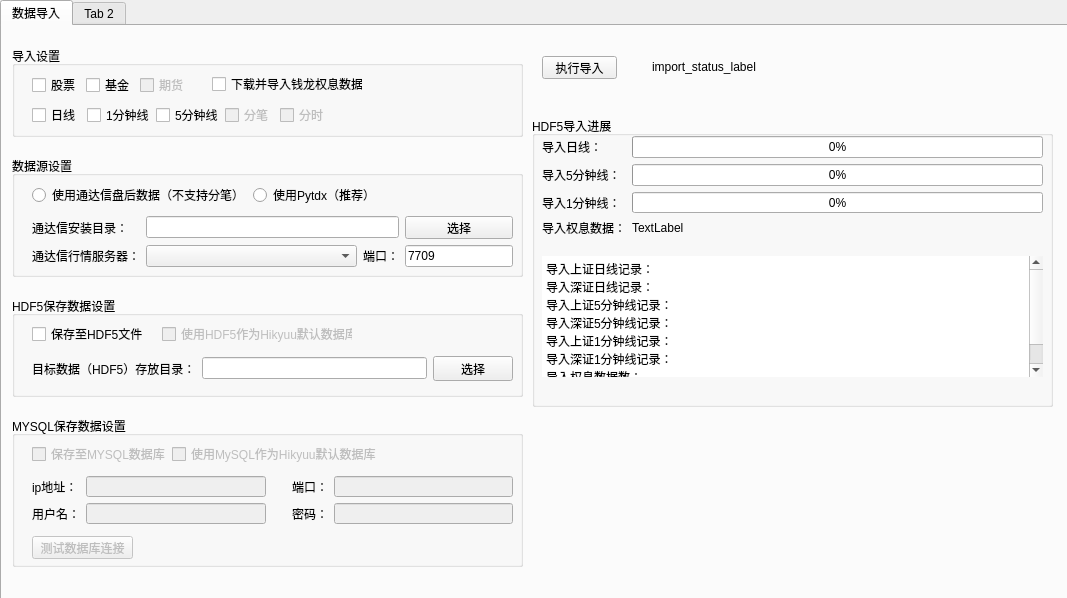
Qt form hikyuu_python/tools/maintain/MainWindow.ui (fasiondog/hikyuu) before a commit.
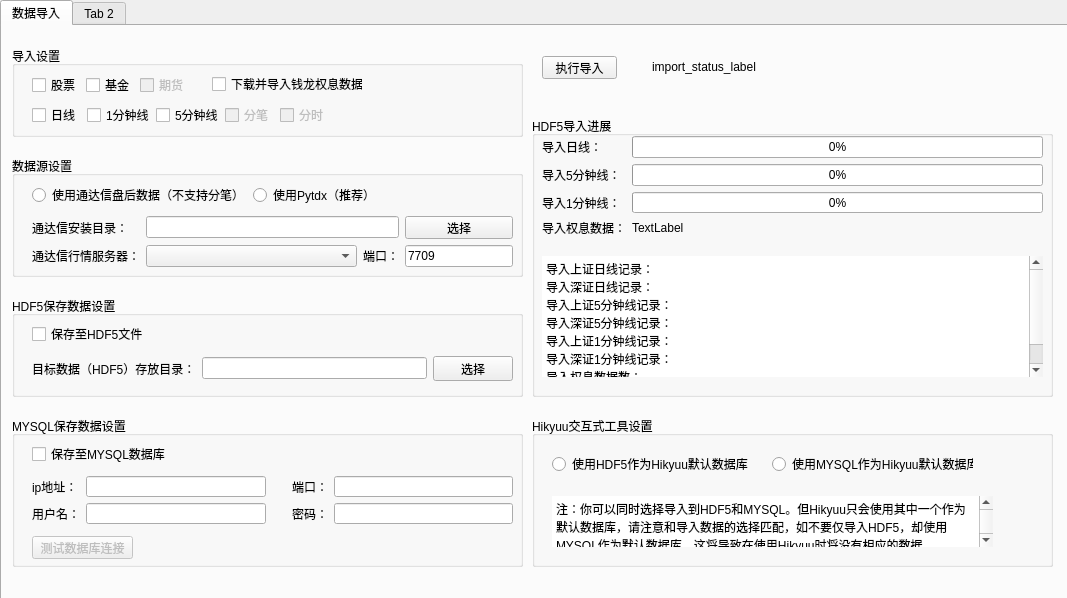
The same form after that commit.

Commit message: data tool for mysql(continue) 增加数据库升级机制

```diff
--- a/hikyuu_python/tools/maintain/MainWindow.ui
+++ b/hikyuu_python/tools/maintain/MainWindow.ui
@@ -232,22 +232,6 @@
         <string>保存至HDF5文件</string>
        </property>
       </widget>
-      <widget class="QCheckBox" name="checkBox">
-       <property name="enabled">
-        <bool>false</bool>
-       </property>
-       <property name="geometry">
-        <rect>
-         <x>150</x>
-         <y>30</y>
-         <width>191</width>
-         <height>16</height>
-        </rect>
-       </property>
-       <property name="text">
-        <string>使用HDF5作为Hikyuu默认数据库</string>
-       </property>
-      </widget>
      </widget>
      <widget class="QGroupBox" name="groupBox_4">
       <property name="geometry">
@@ -263,7 +247,7 @@
       </property>
       <widget class="QCheckBox" name="mysql_enable_checkBox">
        <property name="enabled">
-        <bool>false</bool>
+        <bool>true</bool>
        </property>
        <property name="geometry">
         <rect>
@@ -306,14 +290,14 @@
         <item row="0" column="1">
          <widget class="QLineEdit" name="mysql_host_lineEdit">
           <property name="enabled">
-           <bool>false</bool>
+           <bool>true</bool>
           </property>
          </widget>
         </item>
         <item row="0" column="4">
          <widget class="QLineEdit" name="mysql_port_lineEdit">
           <property name="enabled">
-           <bool>false</bool>
+           <bool>true</bool>
           </property>
          </widget>
         </item>
@@ -348,14 +332,14 @@
         <item row="1" column="1">
          <widget class="QLineEdit" name="mysql_usr_lineEdit">
           <property name="enabled">
-           <bool>false</bool>
+           <bool>true</bool>
           </property>
          </widget>
         </item>
         <item row="1" column="4">
          <widget class="QLineEdit" name="mysql_pwd_lineEdit">
           <property name="enabled">
-           <bool>false</bool>
+           <bool>true</bool>
           </property>
          </widget>
         </item>
@@ -377,22 +361,6 @@
         </item>
        </layout>
       </widget>
-      <widget class="QCheckBox" name="checkBox_2">
-       <property name="enabled">
-        <bool>false</bool>
-       </property>
-       <property name="geometry">
-        <rect>
-         <x>160</x>
-         <y>30</y>
-         <width>211</width>
-         <height>16</height>
-        </rect>
-       </property>
-       <property name="text">
-        <string>使用MySQL作为Hikyuu默认数据库</string>
-       </property>
-      </widget>
      </widget>
      <widget class="QGroupBox" name="groupBox_5">
       <property name="geometry">
@@ -400,7 +368,7 @@
         <x>530</x>
         <y>90</y>
         <width>521</width>
-        <height>291</height>
+        <height>281</height>
        </rect>
       </property>
       <property name="title">
@@ -633,6 +601,74 @@
        <string>import_status_label</string>
       </property>
      </widget>
+     <widget class="QGroupBox" name="groupBox">
+      <property name="geometry">
+       <rect>
+        <x>530</x>
+        <y>390</y>
+        <width>521</width>
+        <height>151</height>
+       </rect>
+      </property>
+      <property name="title">
+       <string>Hikyuu交互式工具设置</string>
+      </property>
+      <widget class="QRadioButton" name="use_hdf5_radioButton">
+       <property name="geometry">
+        <rect>
+         <x>20</x>
+         <y>40</y>
+         <width>231</width>
+         <height>16</height>
+        </rect>
+       </property>
+       <property name="text">
+        <string>使用HDF5作为Hikyuu默认数据库</string>
+       </property>
+      </widget>
+      <widget class="QRadioButton" name="use_mysql_radioButton">
+       <property name="geometry">
+        <rect>
+         <x>240</x>
+         <y>40</y>
+         <width>201</width>
+         <height>16</height>
+        </rect>
+       </property>
+       <property name="text">
+        <string>使用MYSQL作为Hikyuu默认数据库</string>
+       </property>
+      </widget>
+      <widget class="QTextBrowser" name="textBrowser">
+       <property name="geometry">
+        <rect>
+         <x>20</x>
+         <y>80</y>
+         <width>441</width>
+         <height>51</height>
+        </rect>
+       </property>
+       <property name="autoFillBackground">
+        <bool>true</bool>
+       </property>
+       <property name="frameShape">
+        <enum>QFrame::NoFrame</enum>
+       </property>
+       <property name="frameShadow">
+        <enum>QFrame::Plain</enum>
+       </property>
+       <property name="lineWidth">
+        <number>0</number>
+       </property>
+       <property name="html">
+        <string>&lt;!DOCTYPE HTML PUBLIC &quot;-//W3C//DTD HTML 4.0//EN&quot; &quot;http://www.w3.org/TR/REC-html40/strict.dtd&quot;&gt;
+&lt;html&gt;&lt;head&gt;&lt;meta name=&quot;qrichtext&quot; content=&quot;1&quot; /&gt;&lt;style type=&quot;text/css&quot;&gt;
+p, li { white-space: pre-wrap; }
+&lt;/style&gt;&lt;/head&gt;&lt;body style=&quot; font-family:'SimSun'; font-size:9pt; font-weight:400; font-style:normal;&quot;&gt;
+&lt;p style=&quot; margin-top:0px; margin-bottom:0px; margin-left:0px; margin-right:0px; -qt-block-indent:0; text-indent:0px;&quot;&gt;注：你可以同时选择导入到HDF5和MYSQL。但Hikyuu只会使用其中一个作为默认数据库，请注意和导入数据的选择匹配，如不要仅导入HDF5，却使用MYSQL作为默认数据库，这将导致在使用Hikyuu时将没有相应的数据。&lt;/p&gt;&lt;/body&gt;&lt;/html&gt;</string>
+       </property>
+      </widget>
+     </widget>
     </widget>
     <widget class="QWidget" name="tab_2">
      <attribute name="title">
```
The commit also changes 9 other files.
